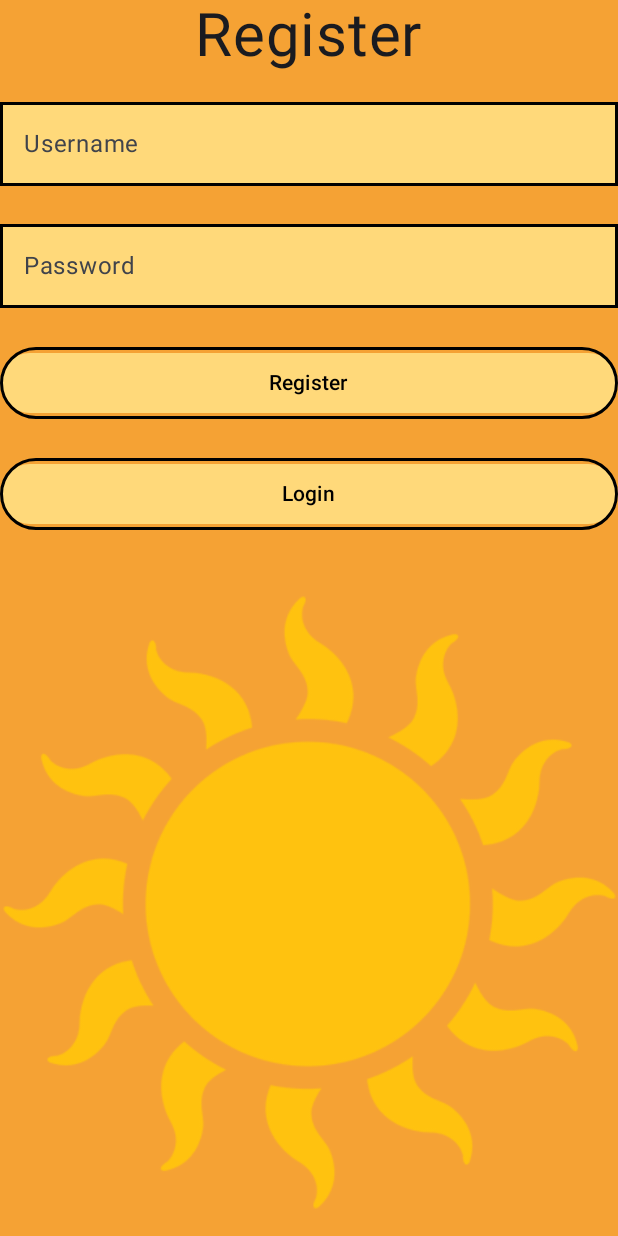
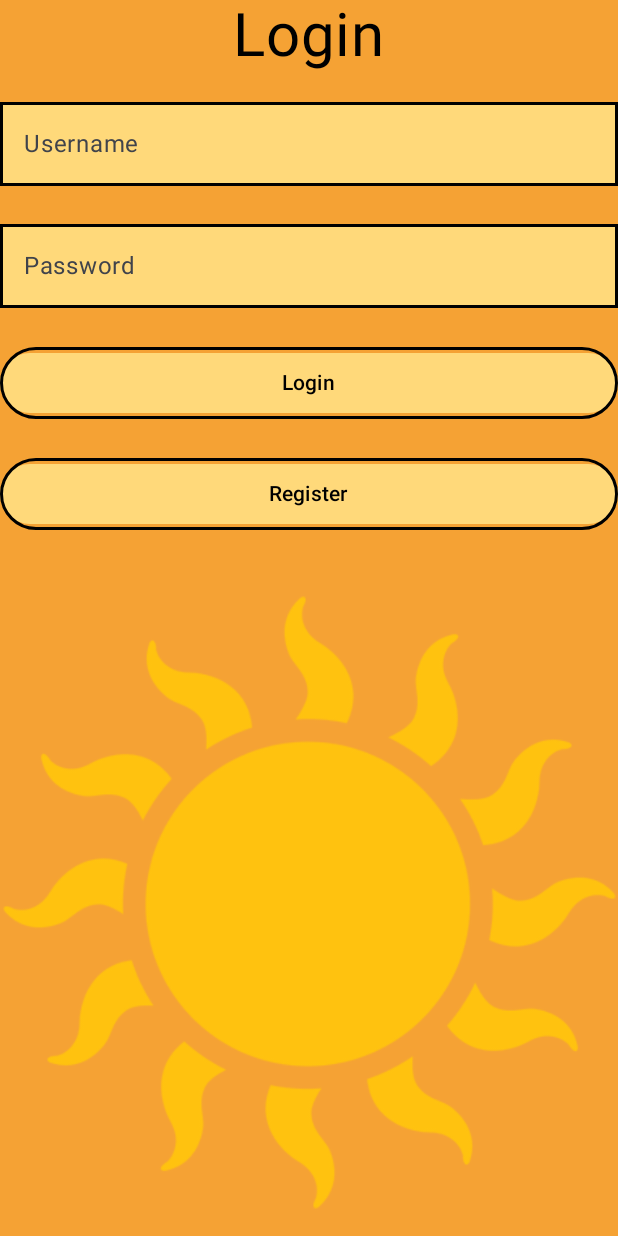
Before and after one commit to tjklint/habIT, an Android app built with Jetpack Compose: the screen it shows after launch (MainActivity), on a phone screen of 412 x 824 dp. Run offline under Robolectric (Android 15) with nearby library versions, the phone set to English and light mode, and no system bars; our stand-ins replace Firebase (no records; nobody signed in at launch, a user with empty details on screens opened directly); Roboto replaces fonts that are not available here.

Commit message:
Added Nav for login,register and home screen.

```diff
--- a/app/build.gradle.kts
+++ b/app/build.gradle.kts
@@ -70,6 +70,8 @@ dependencies {
     implementation(libs.firebase.database)
     implementation(libs.androidx.appcompat)
     implementation(libs.firebase.firestore.ktx)
+    implementation(libs.androidx.navigation.runtime.ktx)
+    implementation(libs.androidx.navigation.compose)
     testImplementation(libs.junit)
     androidTestImplementation(libs.androidx.junit)
     androidTestImplementation(libs.androidx.espresso.core)
--- /dev/null
+++ b/app/src/main/java/com/example/habitai/CalendarScreen.kt
@@ -0,0 +1 @@
+package com.example.habitai
--- /dev/null
+++ b/app/src/main/java/com/example/habitai/LoadingScreen.kt
@@ -0,0 +1 @@
+package com.example.habitai
--- a/app/src/main/java/com/example/habitai/LoginScreen.kt
+++ b/app/src/main/java/com/example/habitai/LoginScreen.kt
@@ -54,6 +54,8 @@ fun LoginScreen() {
         verticalArrangement = Arrangement.Center,
         horizontalAlignment = Alignment.CenterHorizontally
     ) {
+
+        val navController = LocalNavController.current
         Text(text = "Login", fontSize = 40.sp)
 
         Spacer(modifier = Modifier.height(20.dp))
@@ -110,6 +112,7 @@ fun LoginScreen() {
                                                         "Login Successful!",
                                                         Toast.LENGTH_SHORT
                                                     ).show()
+                                                    navController.navigate("home_screen")
                                                 }
                                             }
                                         }
@@ -145,7 +148,7 @@ fun LoginScreen() {
 
         Button(
             onClick = {
-
+                navController.navigate("register_screen")
             },
             modifier = Modifier.border(width = 2.dp, color = Color.Black, shape = RoundedCornerShape(26.dp)).fillMaxWidth(),
             colors = ButtonDefaults.buttonColors(
--- a/app/src/main/java/com/example/habitai/MainActivity.kt
+++ b/app/src/main/java/com/example/habitai/MainActivity.kt
@@ -6,20 +6,34 @@ import androidx.activity.compose.setContent
 import androidx.compose.foundation.layout.fillMaxSize
 import androidx.compose.material3.MaterialTheme
 import androidx.compose.material3.Surface
+import androidx.compose.runtime.CompositionLocalProvider
+import androidx.compose.runtime.compositionLocalOf
 import androidx.compose.ui.Modifier
+import androidx.navigation.NavHostController
+import androidx.navigation.compose.NavHost
+import androidx.navigation.compose.composable
+import androidx.navigation.compose.rememberNavController
 import com.example.habitai.ui.theme.HabITAITheme
-
+val LocalNavController = compositionLocalOf<NavHostController> { error("No NavController found!") }
 class MainActivity : ComponentActivity() {
     override fun onCreate(savedInstanceState: Bundle?) {
         super.onCreate(savedInstanceState)
         setContent {
             HabITAITheme {
-                // A surface container using the 'background' color from the theme
-                Surface(
-                    modifier = Modifier.fillMaxSize(),
-                    color = MaterialTheme.colorScheme.background,
-                ) {
-                    RegisterScreen()
+                val navController = rememberNavController()
+                CompositionLocalProvider(LocalNavController provides navController) {
+                    NavHost(navController, startDestination = "login_screen") {
+                        composable("login_screen") {
+                            LoginScreen()
+                        }
+                        composable("register_screen") {
+                            RegisterScreen()
+                        }
+                        composable("home_screen") {
+                            HomeScreen()
+                        }
+
+                    }
                 }
             }
         }
--- a/app/src/main/java/com/example/habitai/RegisterScreen.kt
+++ b/app/src/main/java/com/example/habitai/RegisterScreen.kt
@@ -46,6 +46,7 @@ fun RegisterScreen() {
         verticalArrangement = Arrangement.Center,
         horizontalAlignment = Alignment.CenterHorizontally
     ) {
+        val navController = LocalNavController.current
         Text(text = "Register", fontSize = 40.sp)
 
         Spacer(modifier = Modifier.height(20.dp))
@@ -100,6 +101,7 @@ fun RegisterScreen() {
                                     "Registration Successful!",
                                     Toast.LENGTH_SHORT
                                 ).show()
+                                navController.navigate("login_screen")
                             } else {
                                 Toast.makeText(
                                     context,
@@ -126,7 +128,7 @@ fun RegisterScreen() {
 
         Button(
             onClick = {
-
+                navController.navigate("login_screen")
             },
             modifier = Modifier.border(width = 2.dp, color = Color.Black, shape = RoundedCornerShape(26.dp)).fillMaxWidth(),
             colors = ButtonDefaults.buttonColors(
--- a/app/src/main/java/com/example/habitai/TaskViewModel.kt
+++ b/app/src/main/java/com/example/habitai/TaskViewModel.kt
@@ -18,7 +18,7 @@ class TaskViewModel : ViewModel() {
 
     private val generativeModel = GenerativeModel(
         modelName = "gemini-1.5-flash",
-        apiKey = BuildConfig.apiKey
+        apiKey = "AIzaSyDkSfI0uk52v3-8IFbvJ2afRxvCYQk9Yfc"
     )
 
     fun sendPrompt(prompt: String) {
--- a/gradle/libs.versions.toml
+++ b/gradle/libs.versions.toml
@@ -16,6 +16,8 @@ firebaseAuth = "23.1.0"
 firebaseDatabase = "21.0.0"
 appcompat = "1.7.0"
 firebaseFirestoreKtx = "25.1.1"
+navigationRuntimeKtx = "2.8.4"
+navigationCompose = "2.8.4"
 
 [libraries]
 androidx-core-ktx = { group = "androidx.core", name = "core-ktx", version.ref = "coreKtx" }
@@ -38,6 +40,8 @@ firebase-auth = { group = "com.google.firebase", name = "firebase-auth", version
 firebase-database = { group = "com.google.firebase", name = "firebase-database", version.ref = "firebaseDatabase" }
 androidx-appcompat = { group = "androidx.appcompat", name = "appcompat", version.ref = "appcompat" }
 firebase-firestore-ktx = { group = "com.google.firebase", name = "firebase-firestore-ktx", version.ref = "firebaseFirestoreKtx" }
+androidx-navigation-runtime-ktx = { group = "androidx.navigation", name = "navigation-runtime-ktx", version.ref = "navigationRuntimeKtx" }
+androidx-navigation-compose = { group = "androidx.navigation", name = "navigation-compose", version.ref = "navigationCompose" }
 
 [plugins]
 android-application = { id = "com.android.application", version.ref = "agp" }
```
